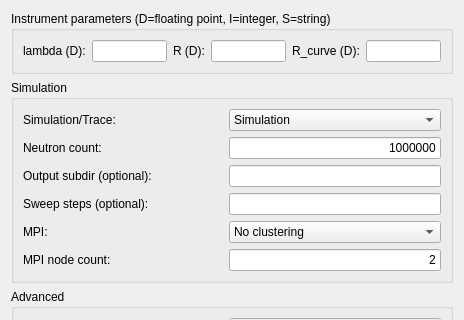
Old version of the form tools/Python/mcgui/ssd.ui in the repository McStasMcXtrace/McCode; both pictures show x 0 to 464 and y 0 to 320 of the 464 by 506 pixel window.
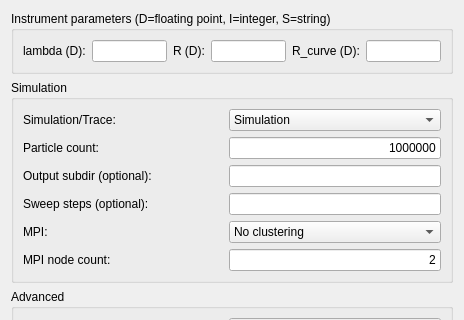
New version of the form.

Commit message: changed mcgui start sim dialog field name "Neutron count" to "Particle count"

Diff of the .ui file:
```diff
--- a/tools/Python/mcgui/ssd.ui
+++ b/tools/Python/mcgui/ssd.ui
@@ -150,7 +150,7 @@
         <item row="1" column="1">
          <widget class="QLabel" name="lblNeutronCount">
           <property name="text">
-           <string>Neutron count:</string>
+           <string>Particle count:</string>
           </property>
          </widget>
         </item>
```
The commit also changes 1 other file.
